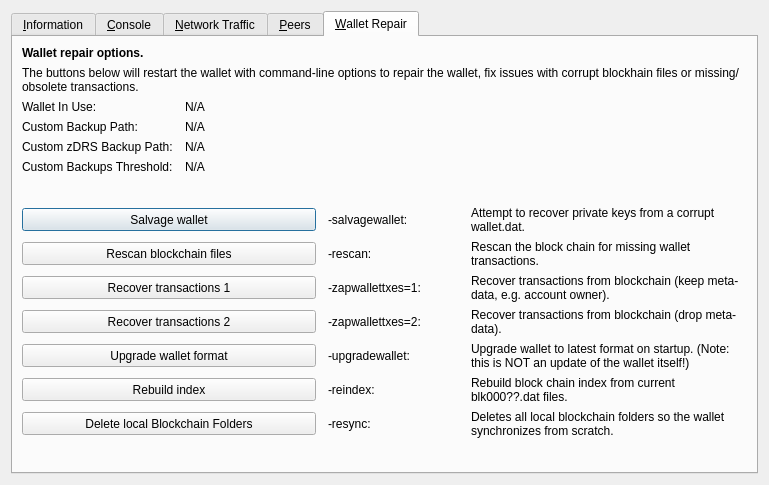
Above: src/qt/forms/rpcconsole.ui from digitalrupee-project/rupee before the change. Below: the same form after it.
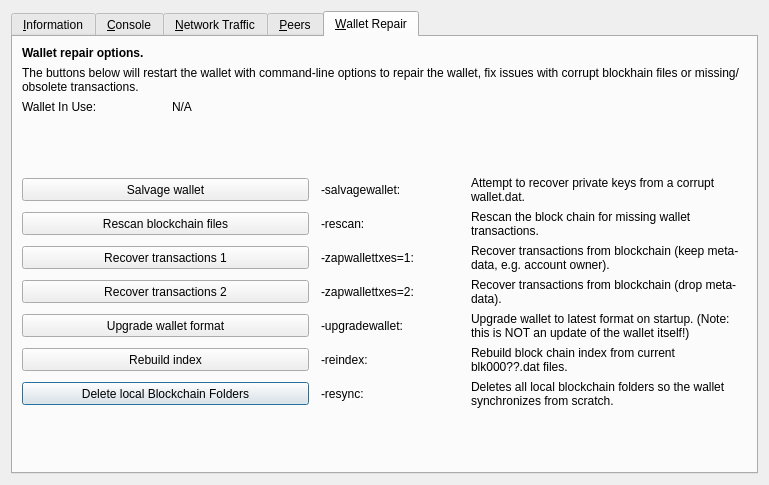
That is the form after the change. The open tabs and pages were chosen to show the change. Icons and pictures are not drawn. Custom widgets are drawn as their Qt base class.

The edit to the form file:
```diff
--- a/src/qt/forms/rpcconsole.ui
+++ b/src/qt/forms/rpcconsole.ui
@@ -1244,6 +1244,19 @@
        <property name="horizontalSpacing">
         <number>12</number>
        </property>
+       <item row="10" column="0" colspan="2">
+        <widget class="QPushButton" name="btn_resync">
+         <property name="minimumSize">
+          <size>
+           <width>100</width>
+           <height>23</height>
+          </size>
+         </property>
+         <property name="text">
+          <string>Delete local Blockchain Folders</string>
+         </property>
+        </widget>
+       </item>
        <item row="0" column="0" colspan="4">
         <widget class="QLabel" name="label_repair_header">
          <property name="font">
@@ -1297,93 +1310,6 @@
         </widget>
        </item>
        <item row="3" column="0">
-        <widget class="QLabel" name="wallet_custombackuppath_label">
-         <property name="text">
-          <string>Custom Backup Path:</string>
-         </property>
-         <property name="visible">
-          <bool>false</bool>
-         </property>
-        </widget>
-       </item>
-       <item row="3" column="1" colspan="3">
-        <widget class="QLabel" name="wallet_custombackuppath">
-         <property name="cursor">
-          <cursorShape>IBeamCursor</cursorShape>
-         </property>
-         <property name="text">
-          <string>N/A</string>
-         </property>
-         <property name="textFormat">
-          <enum>Qt::PlainText</enum>
-         </property>
-         <property name="textInteractionFlags">
-          <set>Qt::LinksAccessibleByMouse|Qt::TextSelectableByKeyboard|Qt::TextSelectableByMouse</set>
-         </property>
-         <property name="visible">
-          <bool>false</bool>
-         </property>
-        </widget>
-       </item>
-       <item row="4" column="0">
-        <widget class="QLabel" name="wallet_customzdrsbackuppath_label">
-         <property name="text">
-          <string>Custom zDRS Backup Path:</string>
-         </property>
-         <property name="visible">
-          <bool>false</bool>
-         </property>
-        </widget>
-       </item>
-       <item row="4" column="1" colspan="3">
-        <widget class="QLabel" name="wallet_customzdrsbackuppath">
-         <property name="cursor">
-          <cursorShape>IBeamCursor</cursorShape>
-         </property>
-         <property name="text">
-          <string>N/A</string>
-         </property>
-         <property name="textFormat">
-          <enum>Qt::PlainText</enum>
-         </property>
-         <property name="textInteractionFlags">
-          <set>Qt::LinksAccessibleByMouse|Qt::TextSelectableByKeyboard|Qt::TextSelectableByMouse</set>
-         </property>
-         <property name="visible">
-          <bool>false</bool>
-         </property>
-        </widget>
-       </item>
-       <item row="5" column="0">
-        <widget class="QLabel" name="wallet_custombackupthreshold_label">
-         <property name="text">
-          <string>Custom Backups Threshold:</string>
-         </property>
-         <property name="visible">
-          <bool>false</bool>
-         </property>
-        </widget>
-       </item>
-       <item row="5" column="1" colspan="3">
-        <widget class="QLabel" name="wallet_custombackupthreshold">
-         <property name="cursor">
-          <cursorShape>IBeamCursor</cursorShape>
-         </property>
-         <property name="text">
-          <string>N/A</string>
-         </property>
-         <property name="textFormat">
-          <enum>Qt::PlainText</enum>
-         </property>
-         <property name="textInteractionFlags">
-          <set>Qt::LinksAccessibleByMouse|Qt::TextSelectableByKeyboard|Qt::TextSelectableByMouse</set>
-         </property>
-         <property name="visible">
-          <bool>false</bool>
-         </property>
-        </widget>
-       </item>
-       <item row="6" column="0">
         <spacer name="verticalSpacer_repair1">
          <property name="orientation">
           <enum>Qt::Vertical</enum>
@@ -1396,7 +1322,7 @@
          </property>
         </spacer>
        </item>
-       <item row="7" column="0" colspan="2">
+       <item row="4" column="0" colspan="2">
         <widget class="QPushButton" name="btn_salvagewallet">
          <property name="minimumSize">
           <size>
@@ -1409,14 +1335,14 @@
          </property>
         </widget>
        </item>
-       <item row="7" column="2">
+       <item row="4" column="2">
         <widget class="QLabel" name="label_repair_salvage_command">
          <property name="text">
           <string notr="true">-salvagewallet:</string>
          </property>
         </widget>
        </item>
-       <item row="7" column="3">
+       <item row="4" column="3">
         <widget class="QLabel" name="label_repair_salvage">
          <property name="text">
           <string>Attempt to recover private keys from a corrupt wallet.dat.</string>
@@ -1426,7 +1352,7 @@
          </property>
         </widget>
        </item>
-       <item row="8" column="0" colspan="2">
+       <item row="5" column="0" colspan="2">
         <widget class="QPushButton" name="btn_rescan">
          <property name="minimumSize">
           <size>
@@ -1439,14 +1365,14 @@
          </property>
         </widget>
        </item>
-       <item row="8" column="2">
+       <item row="5" column="2">
         <widget class="QLabel" name="label_repair_rescan_command">
          <property name="text">
           <string notr="true">-rescan:</string>
          </property>
         </widget>
        </item>
-       <item row="8" column="3">
+       <item row="5" column="3">
         <widget class="QLabel" name="label_repair_rescan">
          <property name="text">
           <string>Rescan the block chain for missing wallet transactions.</string>
@@ -1456,7 +1382,7 @@
          </property>
         </widget>
        </item>
-       <item row="9" column="0" colspan="2">
+       <item row="6" column="0" colspan="2">
         <widget class="QPushButton" name="btn_zapwallettxes1">
          <property name="minimumSize">
           <size>
@@ -1469,14 +1395,14 @@
          </property>
         </widget>
        </item>
-       <item row="9" column="2">
+       <item row="6" column="2">
         <widget class="QLabel" name="label_repair_zap1_command">
          <property name="text">
           <string notr="true">-zapwallettxes=1:</string>
          </property>
         </widget>
        </item>
-       <item row="9" column="3">
+       <item row="6" column="3">
         <widget class="QLabel" name="label_repair_zap1">
          <property name="text">
           <string>Recover transactions from blockchain (keep meta-data, e.g. account owner).</string>
@@ -1486,7 +1412,7 @@
          </property>
         </widget>
        </item>
-       <item row="10" column="0" colspan="2">
+       <item row="7" column="0" colspan="2">
         <widget class="QPushButton" name="btn_zapwallettxes2">
          <property name="minimumSize">
           <size>
@@ -1499,14 +1425,14 @@
          </property>
         </widget>
        </item>
-       <item row="10" column="2">
+       <item row="7" column="2">
         <widget class="QLabel" name="label_repair_zap2_command">
          <property name="text">
           <string notr="true">-zapwallettxes=2:</string>
          </property>
         </widget>
        </item>
-       <item row="10" column="3">
+       <item row="7" column="3">
         <widget class="QLabel" name="label_repair_zap2">
          <property name="text">
           <string>Recover transactions from blockchain (drop meta-data).</string>
@@ -1516,7 +1442,7 @@
          </property>
         </widget>
        </item>
-       <item row="11" column="0" colspan="2">
+       <item row="8" column="0" colspan="2">
         <widget class="QPushButton" name="btn_upgradewallet">
          <property name="minimumSize">
           <size>
@@ -1529,14 +1455,14 @@
          </property>
         </widget>
        </item>
-       <item row="11" column="2">
+       <item row="8" column="2">
         <widget class="QLabel" name="label_repair_upgrade_command">
          <property name="text">
           <string notr="true">-upgradewallet:</string>
          </property>
         </widget>
        </item>
-       <item row="11" column="3">
+       <item row="8" column="3">
         <widget class="QLabel" name="label_repair_upgrade">
          <property name="text">
           <string>Upgrade wallet to latest format on startup. (Note: this is NOT an update of the wallet itself!)</string>
@@ -1546,7 +1472,7 @@
          </property>
         </widget>
        </item>
-       <item row="12" column="0" colspan="2">
+       <item row="9" column="0" colspan="2">
         <widget class="QPushButton" name="btn_reindex">
          <property name="minimumSize">
           <size>
@@ -1559,14 +1485,14 @@
          </property>
         </widget>
        </item>
-       <item row="12" column="2">
+       <item row="9" column="2">
         <widget class="QLabel" name="label_repair_reindex_command">
          <property name="text">
           <string notr="true">-reindex:</string>
          </property>
         </widget>
        </item>
-       <item row="12" column="3">
+       <item row="9" column="3">
         <widget class="QLabel" name="label_repair_reindex">
          <property name="text">
           <string>Rebuild block chain index from current blk000??.dat files.</string>
@@ -1576,27 +1502,27 @@
          </property>
         </widget>
        </item>
-       <item row="13" column="0" colspan="2">
-        <widget class="QPushButton" name="btn_resync">
-         <property name="minimumSize">
+       <item row="11" column="0">
+        <spacer name="verticalSpacer_repair2">
+         <property name="orientation">
+          <enum>Qt::Vertical</enum>
+         </property>
+         <property name="sizeHint" stdset="0">
           <size>
-           <width>100</width>
-           <height>23</height>
+           <width>20</width>
+           <height>10</height>
           </size>
          </property>
-         <property name="text">
-          <string>Delete local Blockchain Folders</string>
-         </property>
-        </widget>
+        </spacer>
        </item>
-       <item row="13" column="2">
+       <item row="10" column="2">
         <widget class="QLabel" name="label_repair_resync_command">
          <property name="text">
           <string>-resync:</string>
          </property>
         </widget>
        </item>
-       <item row="13" column="3">
+       <item row="10" column="3">
         <widget class="QLabel" name="label_repair_resync">
          <property name="text">
           <string>Deletes all local blockchain folders so the wallet synchronizes from scratch.</string>
@@ -1606,19 +1532,6 @@
          </property>
         </widget>
        </item>
-       <item row="14" column="0">
-        <spacer name="verticalSpacer_repair2">
-         <property name="orientation">
-          <enum>Qt::Vertical</enum>
-         </property>
-         <property name="sizeHint" stdset="0">
-          <size>
-           <width>20</width>
-           <height>10</height>
-          </size>
-         </property>
-        </spacer>
-       </item>
       </layout>
      </widget>
     </widget>
```
